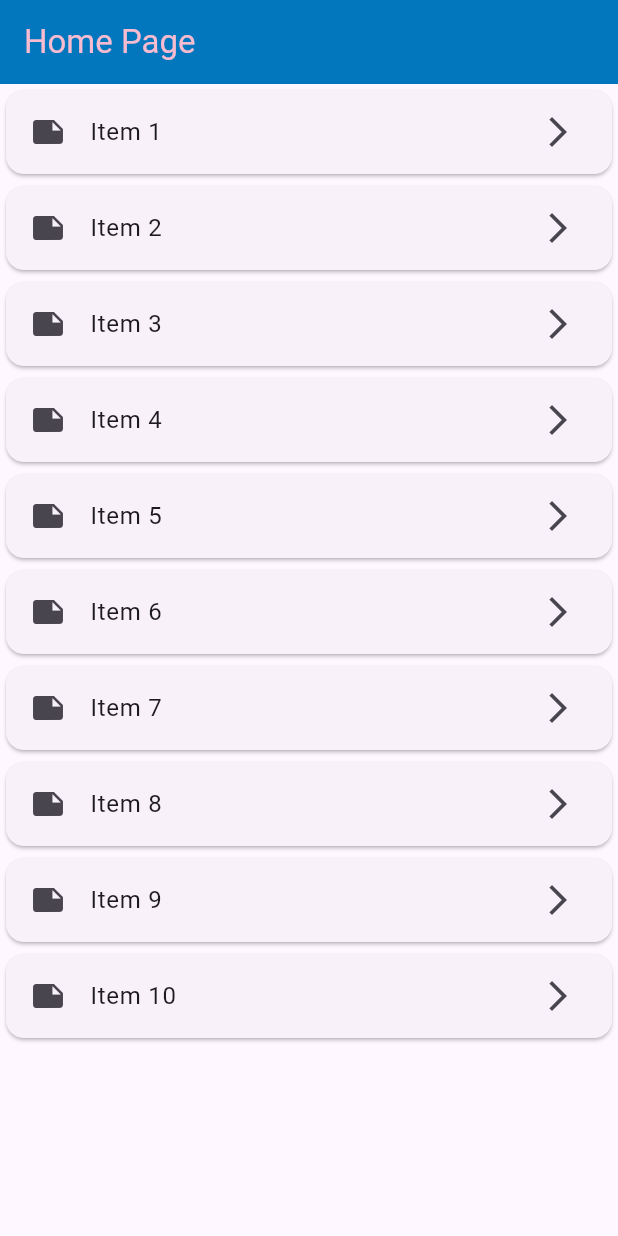
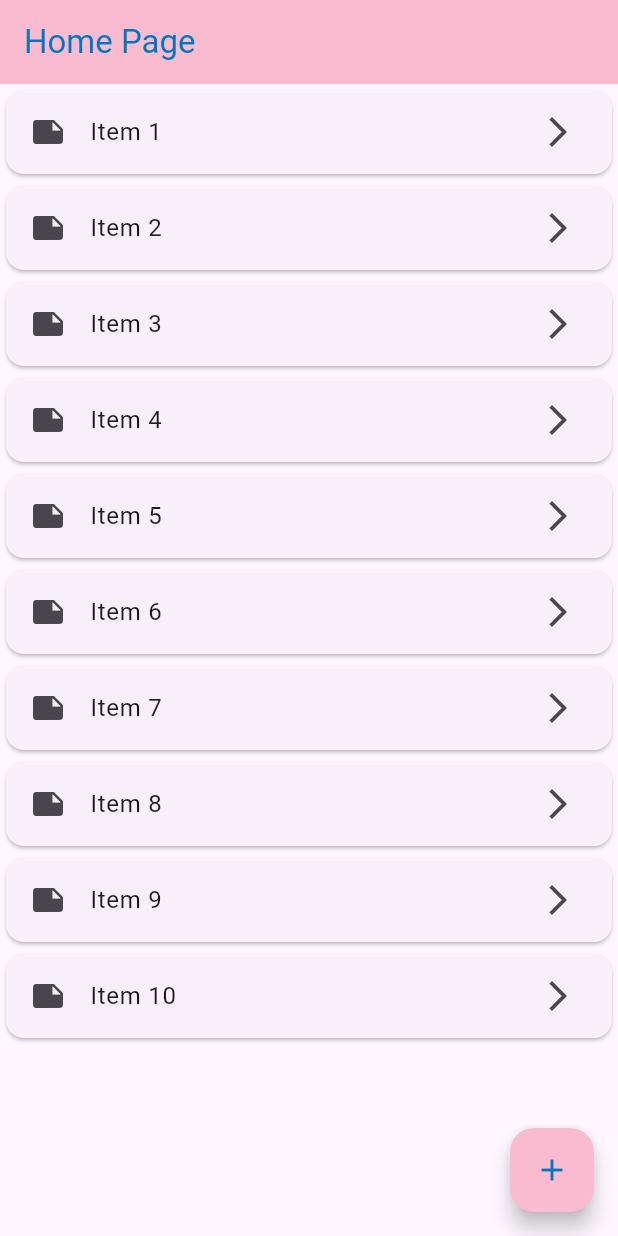
Before and after one commit to AhmadDaneil/individual_assignment_csc660, a Flutter app: the screen it shows after launch, on a phone screen of 412 x 824 dp. Run offline on Flutter 3.47's test engine with Material 3 defaults, Android fonts, the phone set to English and light mode, and no system bars.

Commit message:
Adding a button to add diary to create

```diff
--- a/lib/homepage.dart
+++ b/lib/homepage.dart
@@ -1,4 +1,5 @@
 import 'package:flutter/material.dart';
+import 'writediary.dart';
 
 class HomePage extends StatefulWidget {
   const HomePage({super.key});
@@ -14,8 +15,8 @@ class _HomePageState extends State<HomePage> {
     return Scaffold(
       appBar: AppBar(
         title: const Text('Home Page'),
-        backgroundColor: Colors.lightBlue[800],
-        foregroundColor: Colors.pink[100],
+        backgroundColor: Colors.pink[100],
+        foregroundColor: Colors.lightBlue[800],
       ),
       body: ListView.builder(
         itemCount: items.length,
@@ -34,8 +35,19 @@ class _HomePageState extends State<HomePage> {
             ),
           );
         },
-
-        ),
+      ),
+      floatingActionButton: FloatingActionButton(
+        onPressed: () {
+          const Writediary();
+          Navigator.push(
+            context,
+            MaterialPageRoute(builder: (context) => const Writediary()),
+          );
+        },
+        child: const Icon(Icons.add),
+        backgroundColor: Colors.pink[100],
+        foregroundColor: Colors.lightBlue[800],
+      ),
     );
   }
 }
```
Also changed, not shown: lib/writediary.dart (added, +24 -0 lines).
